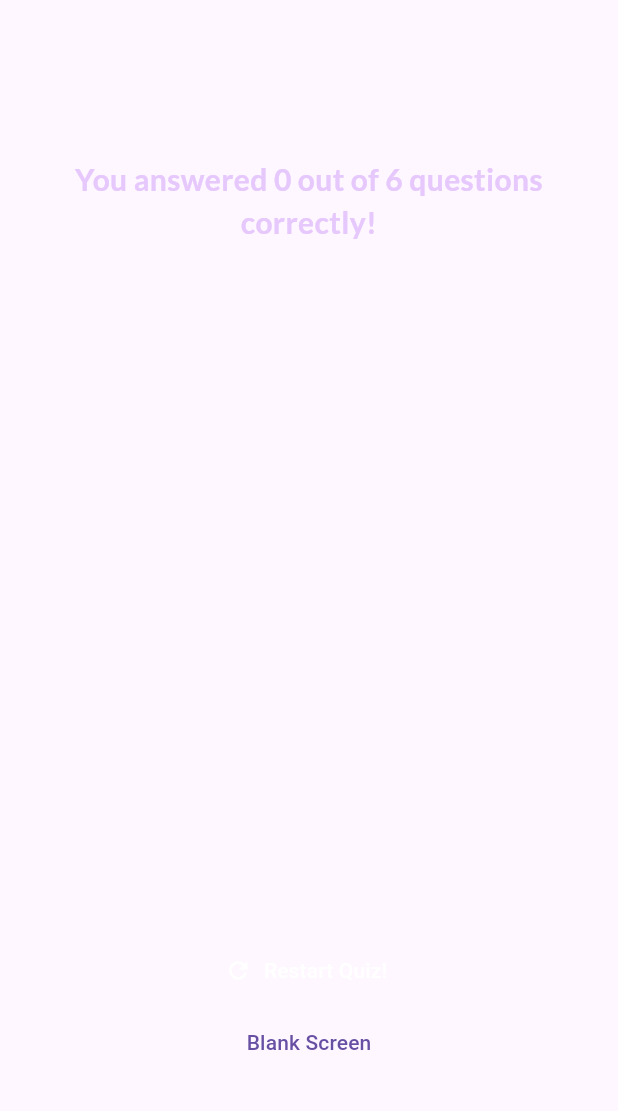
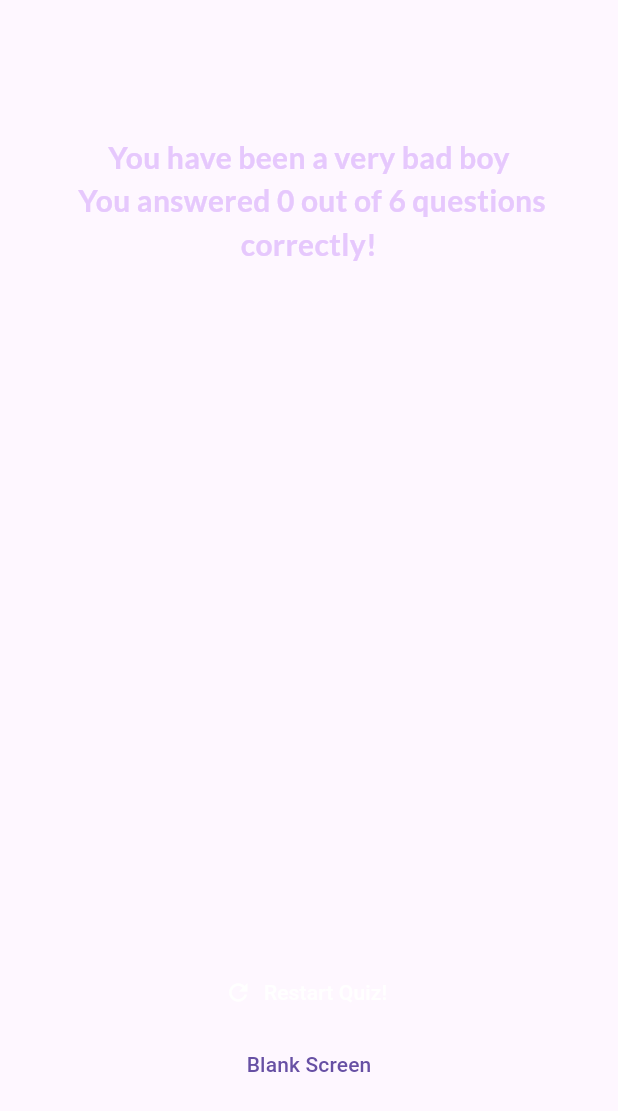
Before and after one commit to Itszipzon/mobile_assignment1, a Flutter app: the ResultsScreen widget shown alone on an empty page, opened directly with empty values, on a phone screen of 412 x 824 dp. Shown: the top 1111 px of the screen. Run offline on Flutter 3.47's test engine with Material 3 defaults, Android fonts, the phone set to English and light mode, and no system bars; our stand-ins replace google_fonts.

```diff
--- a/lib/results_screen.dart
+++ b/lib/results_screen.dart
@@ -1,3 +1,4 @@
+import 'package:adv_basics/questions_summary/summary_item.dart';
 import 'package:flutter/material.dart';
 
 import 'package:adv_basics/data/questions.dart';
@@ -6,12 +7,11 @@ import 'package:google_fonts/google_fonts.dart';
 
 /// The results screen widget.
 class ResultsScreen extends StatelessWidget {
-  const ResultsScreen({
-    super.key,
-    required this.chosenAnswers,
-    required this.onRestart,
-    required this.onBlank
-  });
+  const ResultsScreen(
+      {super.key,
+      required this.chosenAnswers,
+      required this.onRestart,
+      required this.onBlank});
 
   final void Function() onRestart;
   final void Function() onBlank;
@@ -43,6 +43,15 @@ class ResultsScreen extends StatelessWidget {
         )
         .length;
 
+    String message;
+    if (numCorrectQuestions == 6) {
+      message = 'You are smart as a Rune';
+    } else if (numCorrectQuestions >= 3) {
+      message = 'You are atleast better than Avnit';
+    } else {
+      message = 'You have been a very bad boy';
+    }
+
     return SizedBox(
       width: double.infinity,
       child: Container(
@@ -51,7 +60,7 @@ class ResultsScreen extends StatelessWidget {
           mainAxisAlignment: MainAxisAlignment.center,
           children: [
             Text(
-              'You answered $numCorrectQuestions out of $numTotalQuestions questions correctly!',
+              '$message \n You answered $numCorrectQuestions out of $numTotalQuestions questions correctly!',
               style: GoogleFonts.lato(
                 color: const Color.fromARGB(255, 230, 200, 253),
                 fontSize: 20,
@@ -75,8 +84,7 @@ class ResultsScreen extends StatelessWidget {
               label: const Text('Restart Quiz!'),
             ),
             TextButton.icon(
-              onPressed: onBlank,
-              label: const Text("Blank Screen")),
+                onPressed: onBlank, label: const Text("Blank Screen")),
           ],
         ),
       ),
```
Also changed, not shown: lib/settingsScreen.dart (added, +59 -0 lines), 19 other files.
